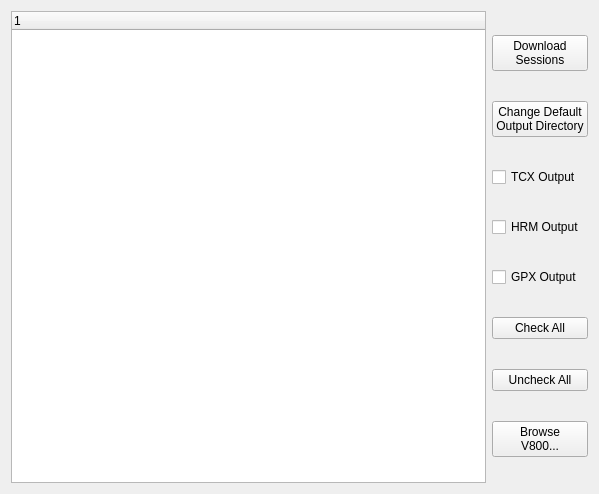
Qt form src/ui/v800main.ui (profanum429/v800_downloader) before a commit.
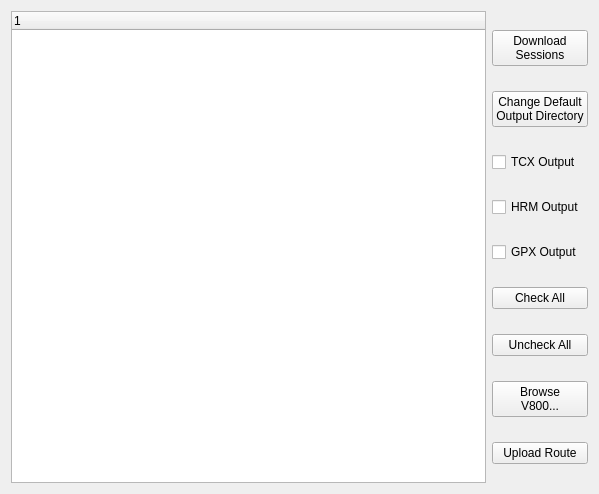
The same form after that commit.

Commit message: Added popup box support for the M400, still need to get the PID for it to have possible support if the comms are the same. Also added in hook to handle uploading routes, nothing in the form of actually doing it yet though...this might change

What changed in the file:
```diff
--- a/src/ui/v800main.ui
+++ b/src/ui/v800main.ui
@@ -98,6 +98,13 @@
          </property>
         </widget>
        </item>
+       <item>
+        <widget class="QPushButton" name="uploadBtn">
+         <property name="text">
+          <string>Upload Route</string>
+         </property>
+        </widget>
+       </item>
       </layout>
      </item>
     </layout>
```
The commit also changes 4 other files.
